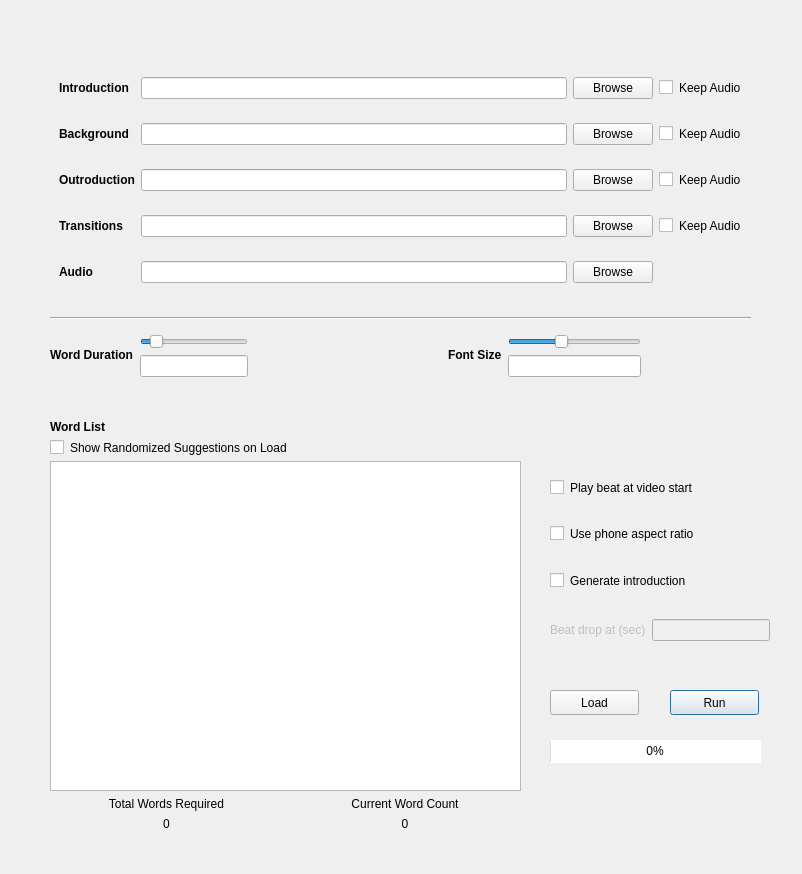
Before: the Qt Designer form src/vcs-gui.ui in IshanTaldekar/Video-Composition-Software, drawn with Qt 5.
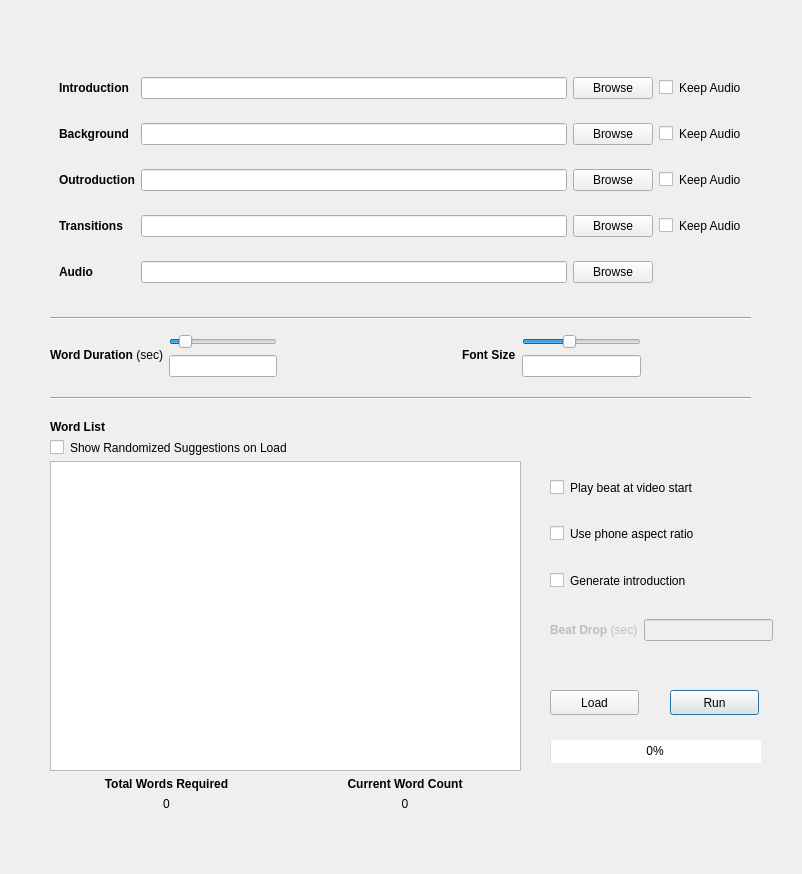
After: the same form once the commit is applied.

Commit message: Makes asthetic changes to GUI

Patch:
```diff
--- a/src/vcs-gui.ui
+++ b/src/vcs-gui.ui
@@ -76,7 +76,7 @@
       <item>
        <widget class="QLabel" name="label_7">
         <property name="text">
-         <string>&lt;html&gt;&lt;head/&gt;&lt;body&gt;&lt;p&gt;&lt;span style=&quot; font-weight:600;&quot;&gt;Word Duration&lt;/span&gt;&lt;/p&gt;&lt;/body&gt;&lt;/html&gt;</string>
+         <string>&lt;html&gt;&lt;head/&gt;&lt;body&gt;&lt;p&gt;&lt;span style=&quot; font-weight:600;&quot;&gt;Word Duration&lt;/span&gt; (sec)&lt;/p&gt;&lt;/body&gt;&lt;/html&gt;</string>
         </property>
        </widget>
       </item>
@@ -297,7 +297,7 @@
     <rect>
      <x>550</x>
      <y>480</y>
-     <width>220</width>
+     <width>223</width>
      <height>161</height>
     </rect>
    </property>
@@ -439,7 +439,7 @@
          <bool>false</bool>
         </property>
         <property name="text">
-         <string>Beat drop at (sec)</string>
+         <string>&lt;strong&gt;Beat Drop&lt;/strong&gt; (sec)</string>
         </property>
        </widget>
       </item>
@@ -454,13 +454,13 @@
     </item>
    </layout>
   </widget>
-  <widget class="QWidget" name="">
+  <widget class="QWidget" name="layoutWidget">
    <property name="geometry">
     <rect>
      <x>50</x>
      <y>420</y>
      <width>471</width>
-     <height>411</height>
+     <height>391</height>
     </rect>
    </property>
    <layout class="QVBoxLayout" name="verticalLayout_9">
@@ -494,7 +494,7 @@
           <item>
            <widget class="QLabel" name="TotalWordsRequiredTextLabel">
             <property name="text">
-             <string>Total Words Required</string>
+             <string>&lt;strong&gt;Total Words Required</string>
             </property>
             <property name="alignment">
              <set>Qt::AlignCenter</set>
@@ -518,7 +518,7 @@
           <item>
            <widget class="QLabel" name="CurrentWordCountTextLabel">
             <property name="text">
-             <string>Current Word Count</string>
+             <string>&lt;strong&gt;Current Word Count</string>
             </property>
             <property name="alignment">
              <set>Qt::AlignCenter</set>
@@ -543,6 +543,19 @@
     </item>
    </layout>
   </widget>
+  <widget class="Line" name="line">
+   <property name="geometry">
+    <rect>
+     <x>50</x>
+     <y>390</y>
+     <width>701</width>
+     <height>16</height>
+    </rect>
+   </property>
+   <property name="orientation">
+    <enum>Qt::Horizontal</enum>
+   </property>
+  </widget>
  </widget>
  <resources/>
  <connections/>
```
